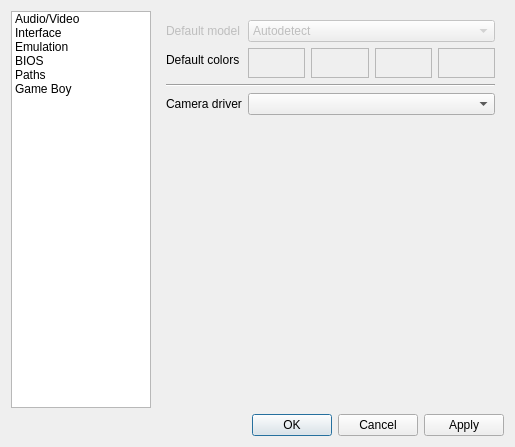
Before: the Qt Designer form Libretro/mgba/src/platform/qt/SettingsView.ui in kiddreads/Avalon-copy2, drawn with Qt 5.
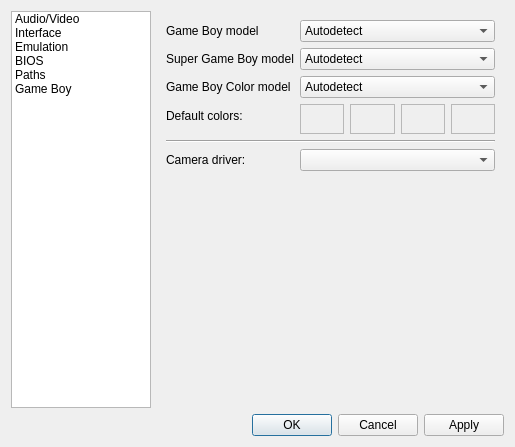
After: the same form once the commit is applied. The open tabs and pages were chosen to show the change.

Commit message: GB Core: Ability to set default Game Boy model

What changed in the file:
```diff
--- a/Libretro/mgba/src/platform/qt/SettingsView.ui
+++ b/Libretro/mgba/src/platform/qt/SettingsView.ui
@@ -6,7 +6,7 @@
    <rect>
     <x>0</x>
     <y>0</y>
-    <width>650</width>
+    <width>588</width>
     <height>488</height>
    </rect>
   </property>
@@ -1061,22 +1061,16 @@
       </layout>
      </widget>
      <widget class="QWidget" name="gb">
-      <layout class="QFormLayout" name="formLayout">
+      <layout class="QFormLayout" name="formLayout_1">
        <item row="0" column="0">
         <widget class="QLabel" name="label_29">
-         <property name="enabled">
-          <bool>false</bool>
-         </property>
          <property name="text">
-          <string>Default model</string>
+          <string>Game Boy model</string>
          </property>
         </widget>
        </item>
        <item row="0" column="1">
         <widget class="QComboBox" name="gbModel">
-         <property name="enabled">
-          <bool>false</bool>
-         </property>
          <item>
           <property name="text">
            <string>Autodetect</string>
@@ -1099,14 +1093,14 @@
          </item>
         </widget>
        </item>
-       <item row="1" column="0">
+       <item row="3" column="0">
         <widget class="QLabel" name="label_28">
          <property name="text">
-          <string>Default colors</string>
+          <string>Default colors:</string>
          </property>
         </widget>
        </item>
-       <item row="1" column="1">
+       <item row="3" column="1">
         <layout class="QHBoxLayout" name="horizontalLayout_9">
          <item>
           <widget class="QFrame" name="color0">
@@ -1186,21 +1180,21 @@
          </item>
         </layout>
        </item>
-       <item row="2" column="0" colspan="2">
+       <item row="4" column="0" colspan="2">
         <widget class="Line" name="line_11">
          <property name="orientation">
           <enum>Qt::Horizontal</enum>
          </property>
         </widget>
        </item>
-       <item row="3" column="0">
+       <item row="5" column="0">
         <widget class="QLabel" name="label_27">
          <property name="text">
-          <string>Camera driver</string>
+          <string>Camera driver:</string>
          </property>
         </widget>
        </item>
-       <item row="3" column="1">
+       <item row="5" column="1">
         <widget class="QComboBox" name="cameraDriver">
          <property name="sizePolicy">
           <sizepolicy hsizetype="Expanding" vsizetype="Fixed">
@@ -1210,6 +1204,78 @@
          </property>
         </widget>
        </item>
+       <item row="1" column="0">
+        <widget class="QLabel" name="label_32">
+         <property name="text">
+          <string>Super Game Boy model</string>
+         </property>
+        </widget>
+       </item>
+       <item row="2" column="0">
+        <widget class="QLabel" name="label_33">
+         <property name="text">
+          <string>Game Boy Color model</string>
+         </property>
+        </widget>
+       </item>
+       <item row="1" column="1">
+        <widget class="QComboBox" name="sgbModel">
+         <item>
+          <property name="text">
+           <string>Autodetect</string>
+          </property>
+         </item>
+         <item>
+          <property name="text">
+           <string>Game Boy (DMG)</string>
+          </property>
+         </item>
+         <item>
+          <property name="text">
+           <string>Super Game Boy (SGB)</string>
+          </property>
+         </item>
+         <item>
+          <property name="text">
+           <string>Game Boy Color (CGB)</string>
+          </property>
+         </item>
+         <item>
+          <property name="text">
+           <string>Game Boy Advance (AGB)</string>
+          </property>
+         </item>
+        </widget>
+       </item>
+       <item row="2" column="1">
+        <widget class="QComboBox" name="cgbModel">
+         <item>
+          <property name="text">
+           <string>Autodetect</string>
+          </property>
+         </item>
+         <item>
+          <property name="text">
+           <string>Game Boy (DMG)</string>
+          </property>
+         </item>
+         <item>
+          <property name="text">
+           <string>Super Game Boy (SGB)</string>
+          </property>
+         </item>
+         <item>
+          <property name="text">
+           <string>Game Boy Color (CGB)</string>
+          </property>
+         </item>
+         <item>
+          <property name="text">
+           <string>Game Boy Advance (AGB)</string>
+          </property>
+         </item>
+        </widget>
+       </item>
       </layout>
      </widget>
     </widget>
```
Left out of the diff: 5 changed lines with no effect on the pictures. The commit also changes 7 other files.
